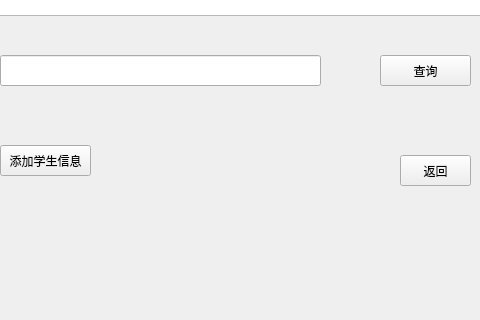
Before: the Qt Designer form student_info_query.ui in yzyzhenlihai/CplusplusProject, drawn with Qt 5; both pictures show x 160 to 640 and y 195 to 515 of the 800 by 600 pixel window.
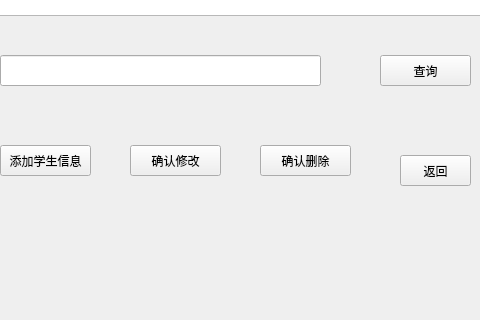
After: the same form once the commit is applied.

The edit to the form file:
```diff
--- a/student_info_query.ui
+++ b/student_info_query.ui
@@ -125,6 +125,32 @@
      <string>添加学生信息</string>
     </property>
    </widget>
+   <widget class="QPushButton" name="ModifyBtn">
+    <property name="geometry">
+     <rect>
+      <x>290</x>
+      <y>340</y>
+      <width>91</width>
+      <height>31</height>
+     </rect>
+    </property>
+    <property name="text">
+     <string>确认修改</string>
+    </property>
+   </widget>
+   <widget class="QPushButton" name="DeleteBtn">
+    <property name="geometry">
+     <rect>
+      <x>420</x>
+      <y>340</y>
+      <width>91</width>
+      <height>31</height>
+     </rect>
+    </property>
+    <property name="text">
+     <string>确认删除</string>
+    </property>
+   </widget>
   </widget>
  </widget>
  <resources/>
```
